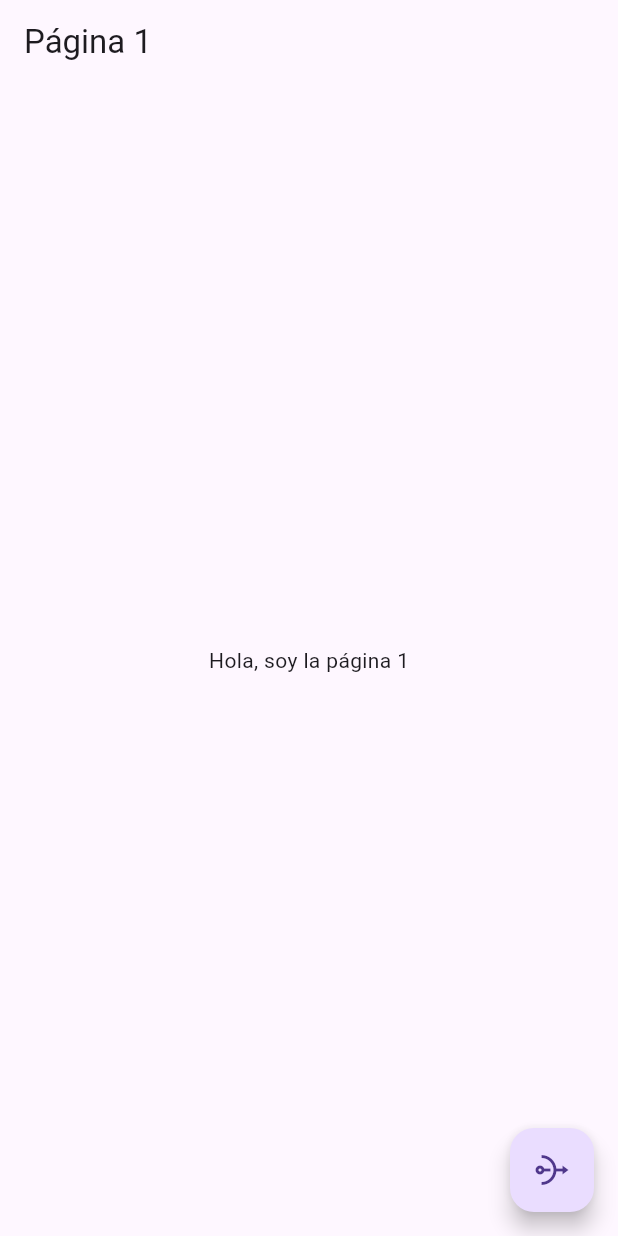
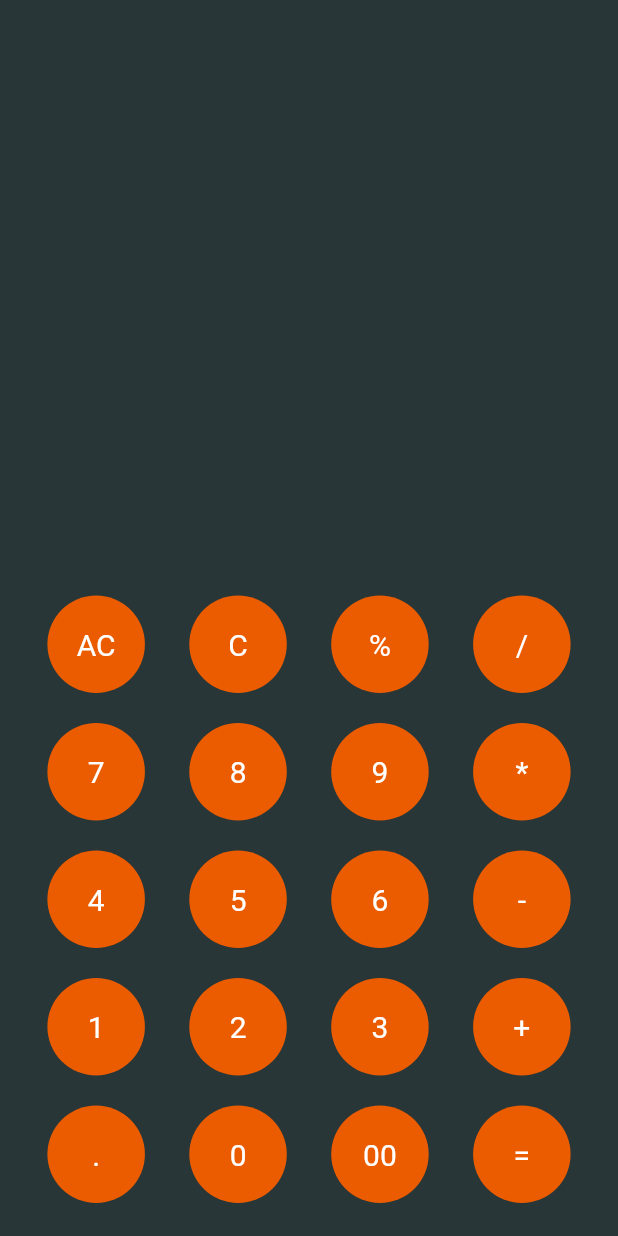
Before and after one commit to ammarAlaliS/teoria_0, a Flutter app: the screen it shows after launch, on a phone screen of 412 x 824 dp. Run offline on Flutter 3.47's test engine with Material 3 defaults, Android fonts, the phone set to English and light mode, and no system bars; our stand-ins replace flutter_svg, google_fonts, math_expressions.

Commit message:
finalizando calculadora app

```diff
--- a/lib/src/app.dart
+++ b/lib/src/app.dart
@@ -1,6 +1,5 @@
 import 'package:flutter/material.dart';
-import './pages/pagina1.dart';
-import './pages/pagina2.dart';
+import './pages/calculadora.dart';
 
 class MyApp extends StatelessWidget {
   const MyApp({super.key});
@@ -8,12 +7,9 @@ class MyApp extends StatelessWidget {
   @override
   Widget build(BuildContext context) {
     return MaterialApp(
-      title: "Navegacion",
-      initialRoute: '/pagina1',
-      routes: {
-        '/pagina1': (BuildContext context) => const Pagina1(),
-        '/pagina2': (BuildContext context) => const Pagina2(),
-      },
+      debugShowCheckedModeBanner: false,
+      title: "Calculara",
+      home:  CalApp(),
     );
   }
 }
--- /dev/null
+++ b/lib/src/pages/calculadora.dart
@@ -0,0 +1,234 @@
+import 'package:flutter/material.dart';
+import 'package:google_fonts/google_fonts.dart';
+import 'package:math_expressions/math_expressions.dart';
+import 'package:teoria_0/src/widgets/CalcButton.dart';
+
+class CalApp extends StatefulWidget {
+  const CalApp({super.key});
+
+  @override
+  State<CalApp> createState() => _CalAppState();
+}
+
+class _CalAppState extends State<CalApp> {
+  String _history = "";
+  String _expression = "";
+  void allClear(String text) {
+    setState(() {
+      _history = "";
+      _expression = "";
+    });
+  }
+
+  void clear(String text) {
+    setState(() {
+      _expression = "";
+    });
+  }
+
+  void evalute(String text) {
+    Parser p = Parser();
+    Expression exp = p.parse(_expression);
+    ContextModel cm = ContextModel();
+    setState(() {
+      _history = _expression;
+      _expression = exp.evaluate(EvaluationType.REAL, cm).toString();
+    });
+  }
+
+  void numClick(String text) {
+    setState(() {
+      _expression += text;
+    });
+  }
+
+  @override
+  Widget build(BuildContext context) {
+    return Scaffold(
+      backgroundColor: const Color(0xff283637),
+      body: Container(
+        padding: const EdgeInsets.all(12),
+        child: Column(
+          mainAxisAlignment: MainAxisAlignment.end,
+          children: <Widget>[
+            Container(
+              alignment: const Alignment(1.0, 1.0),
+              child: Padding(
+                padding: const EdgeInsets.only(right: 12),
+                child: Text(
+                  _history,
+                  style: GoogleFonts.rubik(
+                    textStyle: const TextStyle(
+                      fontSize: 24,
+                      color: Color.fromARGB(255, 255, 255, 255),
+                    ),
+                  ),
+                ),
+              ),
+            ),
+            Container(
+              alignment: const Alignment(1.0, 1.0),
+              child: Padding(
+                padding: const EdgeInsets.only(right: 12),
+                child: Text(
+                  _expression,
+                  style: GoogleFonts.rubik(
+                    textStyle: const TextStyle(
+                      fontSize: 48,
+                      color: Color.fromARGB(255, 255, 255, 255),
+                    ),
+                  ),
+                ),
+              ),
+            ),
+            Row(
+              mainAxisAlignment: MainAxisAlignment.spaceEvenly,
+              children: <Widget>[
+                Calbutton(
+                  text: "AC",
+                  callback: allClear,
+                  textSize: 20,
+                  bgbuttonColor: 0xFFeb5b00,
+                ),
+                Calbutton(
+                  text: "C",
+                  callback: clear,
+                  textSize: 20,
+                  bgbuttonColor: 0xFFeb5b00,
+                ),
+                Calbutton(
+                  text: "%",
+                  callback: numClick,
+                  textSize: 20,
+                  bgbuttonColor: 0xFFeb5b00,
+                ),
+                Calbutton(
+                  text: "/",
+                  callback: numClick,
+                  textSize: 20,
+                  bgbuttonColor: 0xFFeb5b00,
+                )
+              ],
+            ),
+            Row(
+              mainAxisAlignment: MainAxisAlignment.spaceEvenly,
+              children: <Widget>[
+                Calbutton(
+                  text: "7",
+                  callback: numClick,
+                  textSize: 20,
+                  bgbuttonColor: 0xFFeb5b00,
+                ),
+                Calbutton(
+                  text: "8",
+                  callback: numClick,
+                  textSize: 20,
+                  bgbuttonColor: 0xFFeb5b00,
+                ),
+                Calbutton(
+                  text: "9",
+                  callback: numClick,
+                  textSize: 20,
+                  bgbuttonColor: 0xFFeb5b00,
+                ),
+                Calbutton(
+                  text: "*",
+                  callback: numClick,
+                  textSize: 20,
+                  bgbuttonColor: 0xFFeb5b00,
+                )
+              ],
+            ),
+            Row(
+              mainAxisAlignment: MainAxisAlignment.spaceEvenly,
+              children: <Widget>[
+                Calbutton(
+                  text: "4",
+                  callback: numClick,
+                  textSize: 20,
+                  bgbuttonColor: 0xFFeb5b00,
+                ),
+                Calbutton(
+                  text: "5",
+                  callback: numClick,
+                  textSize: 20,
+                  bgbuttonColor: 0xFFeb5b00,
+                ),
+                Calbutton(
+                  text: "6",
+                  callback: numClick,
+                  textSize: 20,
+                  bgbuttonColor: 0xFFeb5b00,
+                ),
+                Calbutton(
+                  text: "-",
+                  callback: numClick,
+                  textSize: 20,
+                  bgbuttonColor: 0xFFeb5b00,
+                )
+              ],
+            ),
+            Row(
+              mainAxisAlignment: MainAxisAlignment.spaceEvenly,
+              children: <Widget>[
+                Calbutton(
+                  text: "1",
+                  callback: numClick,
+                  textSize: 20,
+                  bgbuttonColor: 0xFFeb5b00,
+                ),
+                Calbutton(
+                  text: "2",
+                  callback: numClick,
+                  textSize: 20,
+                  bgbuttonColor: 0xFFeb5b00,
+                ),
+                Calbutton(
+                  text: "3",
+                  callback: numClick,
+                  textSize: 20,
+                  bgbuttonColor: 0xFFeb5b00,
+                ),
+                Calbutton(
+                  text: "+",
+                  callback: numClick,
+                  textSize: 20,
+                  bgbuttonColor: 0xFFeb5b00,
+                )
+              ],
+            ),
+            Row(
+              mainAxisAlignment: MainAxisAlignment.spaceEvenly,
+              children: <Widget>[
+                Calbutton(
+                  text: ".",
+                  callback: numClick,
+                  textSize: 20,
+                  bgbuttonColor: 0xFFeb5b00,
+                ),
+                Calbutton(
+                  text: "0",
+                  callback: numClick,
+                  textSize: 20,
+                  bgbuttonColor: 0xFFeb5b00,
+                ),
+                Calbutton(
+                  text: "00",
+                  callback: numClick,
+                  textSize: 20,
+                  bgbuttonColor: 0xFFeb5b00,
+                ),
+                Calbutton(
+                  text: "=",
+                  callback: evalute,
+                  textSize: 20,
+                  bgbuttonColor: 0xFFeb5b00,
+                )
+              ],
+            )
+          ],
+        ),
+      ),
+    );
+  }
+}
--- /dev/null
+++ b/lib/src/pages/containerPage.dart
@@ -0,0 +1,46 @@
+import 'package:flutter/material.dart';
+
+class ContainerPage extends StatefulWidget {
+  const ContainerPage({super.key});
+
+  @override
+  State<ContainerPage> createState() => _ContainerPageState();
+}
+
+class _ContainerPageState extends State<ContainerPage> {
+  @override
+  Widget build(BuildContext context) {
+    return Scaffold(
+      appBar: AppBar(
+        title: const Text("Contenedor"),
+      ),
+      body: DefaultTextStyle(
+        style: const TextStyle(
+          fontSize: 16.0,
+          color: Color.fromARGB(255, 128, 14, 14),
+        ),
+        child: Center(
+          child: Container(
+            width: 200.0,
+            height: 200.0,
+            // padding: EdgeInsets.symmetric(vertical: 20.0),
+            padding: EdgeInsets.all(10.0),
+            // padding: EdgeInsets.only(top: 20.0, bottom: 20.0),
+
+            decoration: const BoxDecoration(
+                color: Color.fromARGB(255, 255, 255, 255),
+                borderRadius: BorderRadius.all(Radius.circular(10.0))),
+            child: Container(
+                decoration: const BoxDecoration(
+                    color: Color.fromARGB(255, 55, 233, 141),
+                    borderRadius: BorderRadius.all(Radius.circular(20.0))),
+                width: 200.0,
+                height: 200.0,
+                alignment: Alignment.center,
+                child: Text("Hola desde el contenedor")),
+          ),
+        ),
+      ),
+    );
+  }
+}
--- /dev/null
+++ b/lib/src/pages/listWidgetPage.dart
@@ -0,0 +1,35 @@
+import 'package:flutter/material.dart';
+
+class Listwidgetpage extends StatefulWidget {
+  const Listwidgetpage({super.key});
+
+  @override
+  State<Listwidgetpage> createState() => _ListwidgetpageState();
+}
+
+class _ListwidgetpageState extends State<Listwidgetpage> {
+  final List<String> nombres = <String>[
+    "Numero 1",
+    "Numero 2",
+    "Numer0 3"
+  ];
+  @override
+  Widget build(BuildContext context) {
+    return Scaffold(
+      appBar: AppBar(
+        title: Text("List view"),
+      ),
+      body: ListView.builder(
+        itemCount: nombres.length,
+        itemBuilder: (BuildContext context, int index){
+          return Container(
+            height: 60.0,
+            child: Center(
+              child: Text("Text ${nombres[index]}"),
+            ),
+          );
+        },
+      ),
+    );
+  }
+}
--- /dev/null
+++ b/lib/src/widgets/CalcButton.dart
@@ -0,0 +1,40 @@
+import 'package:flutter/material.dart';
+import 'package:google_fonts/google_fonts.dart';
+
+class Calbutton extends StatelessWidget {
+  final Function callback;
+  final String text;
+  final double textSize;
+  final int bgbuttonColor;
+  const Calbutton({
+    super.key,
+    required this.callback,
+    required this.text,
+    this.textSize = 28,
+    this.bgbuttonColor = 0xFFeb5b00,
+  });
+
+  @override
+  Widget build(BuildContext context) {
+    return Container(
+      margin: const EdgeInsets.all(10.0),
+      child: SizedBox(
+        width: 65,
+        height: 65,
+        child: TextButton(
+            onPressed: () {
+              callback(text);
+            },
+            style: TextButton.styleFrom(
+                foregroundColor: Colors.white,
+                backgroundColor: Color(bgbuttonColor),
+                padding: const EdgeInsets.all(16.0),
+                textStyle: const TextStyle(fontSize: 20)),
+            child: Text(
+              text,
+              style: TextStyle(fontSize: textSize),
+            )),
+      ),
+    );
+  }
+}
--- a/pubspec.yaml
+++ b/pubspec.yaml
@@ -36,6 +36,8 @@ dependencies:
   # Use with the CupertinoIcons class for iOS style icons.
   cupertino_icons: ^1.0.8
   flutter_svg: ^2.0.10+1
+  google_fonts: ^6.2.1
+  math_expressions: ^2.6.0
 
 dev_dependencies:
   flutter_test:
```
Also changed, not shown: pubspec.lock, 2 other files.
